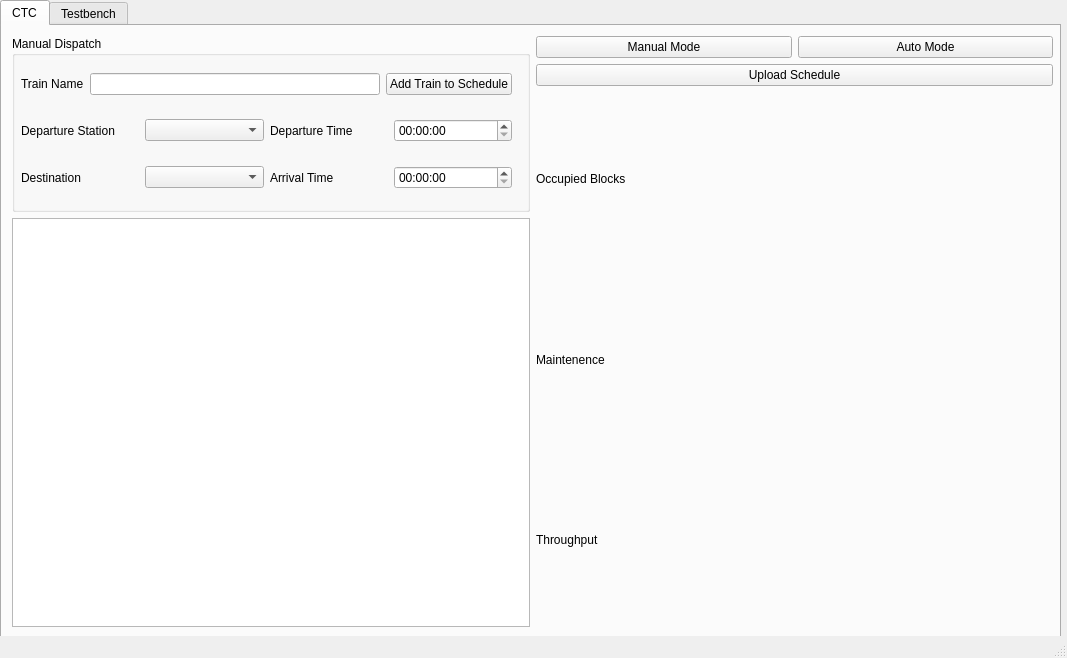
The window that CTC/CTC_UI.ui (asmithie13/ECE-1140) describes before a commit, drawn with Qt 5.
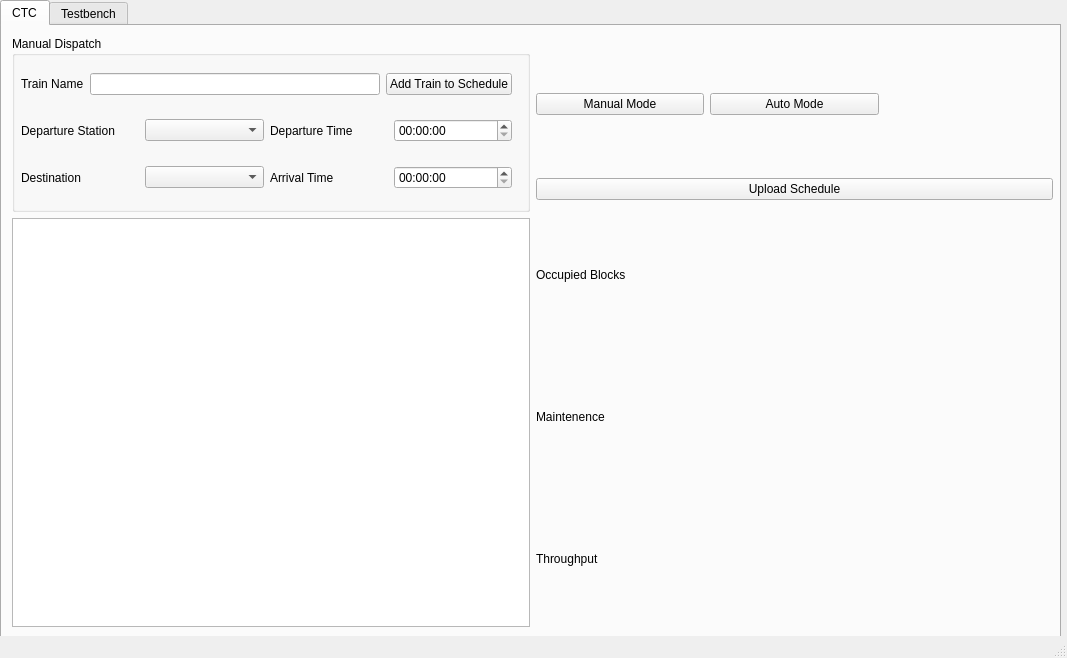
The same window after the commit.

The edit to the form file:
```diff
--- a/CTC/CTC_UI.ui
+++ b/CTC/CTC_UI.ui
@@ -209,6 +209,9 @@
              </property>
             </widget>
            </item>
+           <item>
+            <widget class="QWidget" name="Clock" native="true"/>
+           </item>
           </layout>
          </item>
          <item>
```
Left out of the diff: 12 changed lines with no effect on the pictures.
